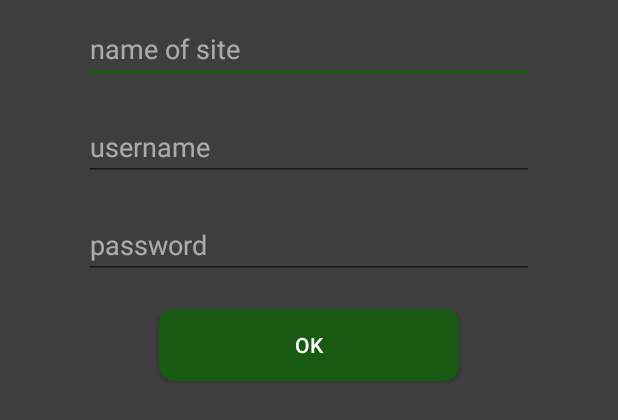
After one commit to asakl/PasswordSafe, an Android app: the layout add_item_popup_dark.xml on its own in the app's theme, with its tools: preview values and no code run, on a phone screen of 412 x 824 dp. The commit adds this screen. Shown: the top 420 px of the screen. Run offline under Robolectric (Android 15) with nearby library versions, the phone set to English and light mode, and no system bars.

Commit message:
added dark and light layouts

```diff
--- a/app/src/main/java/asa/PasswordSafe/Constants.java
+++ b/app/src/main/java/asa/PasswordSafe/Constants.java
@@ -15,6 +15,8 @@ class Constants {
 
     static String addNameError = "YOU CAN'T ADD THIS SITE!";
     static String editNameError = "YOU CAN'T CHANGE TO THIS SITE!";
+    static int color = -1;
+
 
     static String key;
 }
--- /dev/null
+++ b/app/src/main/res/layout/add_item_popup_dark.xml
@@ -0,0 +1,56 @@
+<?xml version="1.0" encoding="utf-8"?>
+<LinearLayout xmlns:android="http://schemas.android.com/apk/res/android"
+    android:layout_width="match_parent"
+    android:layout_height="match_parent"
+    android:background="@color/darkDialogBackground"
+    android:minWidth="400dp"
+    android:minHeight="200dp"
+    android:orientation="vertical">
+
+    <EditText
+        android:id="@+id/siteNameOnAdd"
+        android:layout_width="300dp"
+        android:layout_height="wrap_content"
+        android:layout_gravity="center"
+        android:layout_margin="10dp"
+        android:hint="@string/SiteName"
+        android:inputType=""
+        android:isScrollContainer="false"
+        android:textColor="@android:color/white"
+        android:textColorHint="@color/darkHint" />
+
+    <EditText
+        android:id="@+id/usernameOnAdd"
+        android:layout_width="300dp"
+        android:layout_height="wrap_content"
+        android:layout_gravity="center"
+        android:layout_margin="10dp"
+        android:hint="@string/name"
+        android:textColor="@android:color/white"
+        android:textColorHint="@color/darkHint"
+        android:inputType="" />
+
+    <EditText
+        android:id="@+id/passOnAdd"
+        android:layout_width="300dp"
+        android:layout_height="wrap_content"
+        android:layout_gravity="center"
+        android:layout_margin="10dp"
+        android:hint="@string/pass"
+        android:importantForAutofill="no"
+        android:inputType=""
+        android:textColor="@android:color/white"
+        android:textColorHint="@color/darkHint" />
+
+    <Button
+        android:id="@+id/okButtonOnAdd"
+        android:layout_width="200dp"
+        android:layout_height="wrap_content"
+        android:layout_gravity="center"
+        android:layout_margin="10dp"
+        android:background="@drawable/green_round_button"
+        android:gravity="center"
+        android:text="@string/ok_button_text"
+        android:textColor="@android:color/white" />
+
+</LinearLayout>
--- a/app/src/main/res/layout/item_on_list.xml
+++ b/app/src/main/res/layout/item_on_list_dark.xml
@@ -1,6 +1,5 @@
 <?xml version="1.0" encoding="utf-8"?>
 <LinearLayout xmlns:android="http://schemas.android.com/apk/res/android"
-    xmlns:tools="http://schemas.android.com/tools"
     android:orientation="vertical" android:layout_width="match_parent"
     android:layout_height="match_parent">
 
--- a/app/src/main/res/layout/popup_list_on_click.xml
+++ b/app/src/main/res/layout/popup_list_on_click_light.xml
@@ -2,7 +2,7 @@
 <LinearLayout xmlns:android="http://schemas.android.com/apk/res/android"
     android:layout_width="wrap_content"
     android:layout_height="match_parent"
-    android:background="@color/dialog_background"
+    android:background="@color/lightDialogBackground"
     android:orientation="vertical">
 
     <TextView
@@ -11,7 +11,7 @@
         android:layout_height="wrap_content"
         android:layout_gravity="center"
         android:clickable="false"
-        android:textColor="@color/colorPrimary"
+        android:textColor="@color/colorPrimaryDark"
         android:textIsSelectable="true"
         android:textSize="25sp"
         android:textStyle="bold" />
@@ -22,7 +22,7 @@
         android:layout_height="wrap_content"
         android:layout_gravity="center"
         android:clickable="false"
-        android:textColor="@color/colorPrimary"
+        android:textColor="@color/colorPrimaryDark"
         android:textIsSelectable="true"
         android:textSize="25sp"
         android:textStyle="bold" />
```
Also changed, not shown: app/src/main/AndroidManifest.xml (+5 -3 lines), app/src/main/java/asa/PasswordSafe/DBWarpper.java (+34 -4 lines), app/src/main/java/asa/PasswordSafe/LoginActivity.java (+12 -7 lines), app/src/main/java/asa/PasswordSafe/MainActivity.java (+29 -7 lines), app/src/main/res/drawable/yellow_round_button.xml (deleted, +0 -16 lines), app/src/main/res/layout/add_item_popup_light.xml (renamed from app/src/main/res/layout/add_item_popup.xml, +4 -4 lines), app/src/main/res/layout/login_window_dark.xml (renamed from app/src/main/res/layout/login_window.xml, +5 -5 lines), app/src/main/res/layout/login_window_light.xml (added, +83 -0 lines), app/src/main/res/layout/main_window_dark.xml (added, +77 -0 lines), app/src/main/res/layout/main_window_light.xml (renamed from app/src/main/res/layout/main_window.xml, +5 -5 lines), app/src/main/res/layout/popup_list_on_click_dark.xml (added, +50 -0 lines), app/src/main/res/values/colors.xml (+6 -4 lines).
